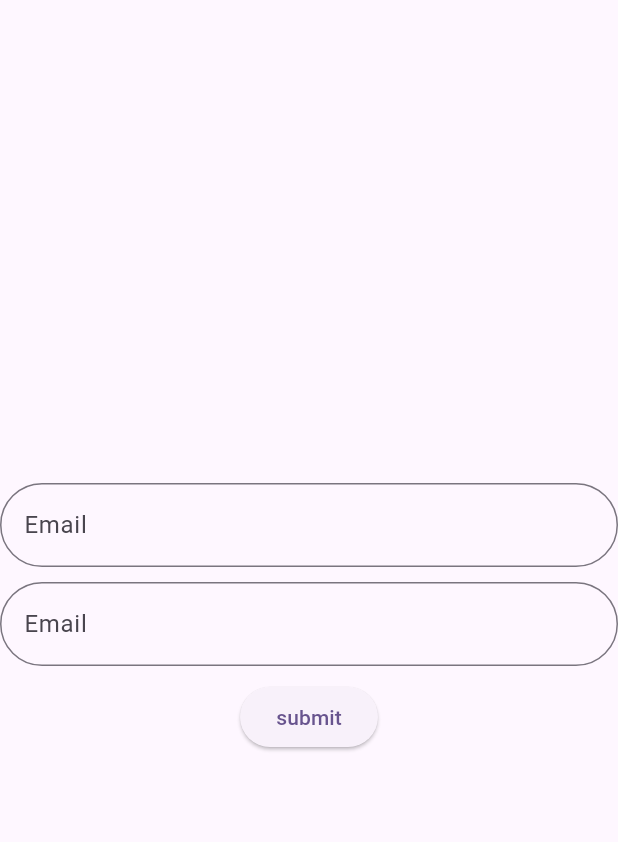
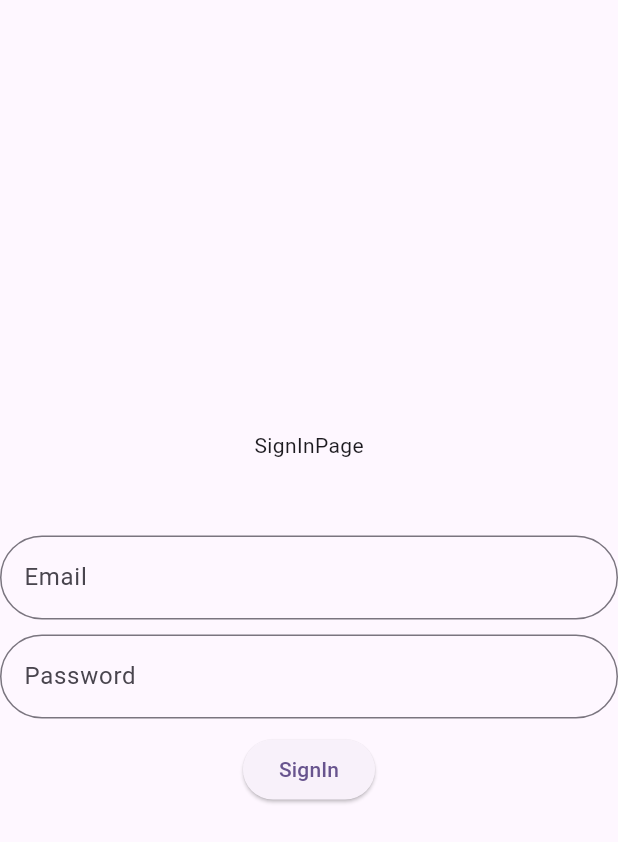
Before and after one commit to shanto929339/firebase_practice, a Flutter app: the SignInPage screen opened directly, on a phone screen of 412 x 824 dp. Shown: the top 842 px of the screen. Run offline on Flutter 3.47's test engine with Material 3 defaults, Android fonts, the phone set to English and light mode, and no system bars; our stand-ins replace firebase_auth, firebase_core, get; accounts and stored records are empty; network calls fail.

```diff
--- a/lib/View/Screnns/Auth/auth_sign_in.dart
+++ b/lib/View/Screnns/Auth/auth_sign_in.dart
@@ -1,5 +1,12 @@
 
+import 'package:firebase_auth/firebase_auth.dart';
+import 'package:firebase_practice/Services/FirebaseServices/firebase_services.dart';
+import 'package:firebase_practice/View/Screnns/Auth/auth_sign_up.dart';
 import 'package:flutter/material.dart';
+import 'package:get/get.dart';
+import 'package:get/get_core/src/get_main.dart';
+
+import '../HomePage/home_page.dart';
 
 class SignInPage extends StatefulWidget {
   const SignInPage({super.key});
@@ -10,7 +17,7 @@ class SignInPage extends StatefulWidget {
 
 class _SignInPageState extends State<SignInPage> {
 
-
+    final FirebasServices auth= FirebasServices();
   TextEditingController emailController=TextEditingController();
   TextEditingController passWordController=TextEditingController();
 
@@ -21,9 +28,16 @@ class _SignInPageState extends State<SignInPage> {
       body:Column(
         mainAxisAlignment: MainAxisAlignment.center,
         children: [
+
+          GestureDetector(
+              onTap: (){
+                Get.to(SignUpPage());
+              },
+              child: Text("SignInPage")),
+              SizedBox(height: 50.0,),
           TextField(
             controller:emailController,
-            decoration: InputDecoration(
+            decoration: const InputDecoration(
                 hintText:"Email",
                 border:OutlineInputBorder(
                   borderRadius:  BorderRadius.all(Radius.circular(30.0)),
@@ -31,24 +45,37 @@ class _SignInPageState extends State<SignInPage> {
                 )
             ),
           ),
-          SizedBox(height: 10.0,),
+          const SizedBox(height: 10.0,),
           TextField(
             controller:passWordController,
-            decoration: InputDecoration(
-                hintText:"Email",
+            decoration: const InputDecoration(
+                hintText:"Password",
                 border:OutlineInputBorder(
                   borderRadius:  BorderRadius.all(Radius.circular(30.0)),
 
                 )
             ),
           ),
-          SizedBox(height: 10.0,),
+          const SizedBox(height: 10.0,),
 
-          ElevatedButton(onPressed:(){print("Hi");}, child:Text("submit")),
+          ElevatedButton(onPressed:(){ signIn();}, child:const Text("SignIn")),
         ],
 
       ),
 
     );
   }
+
+          signIn() async {
+    String   email=emailController.text;
+    String  password=passWordController.text;
+    User? user= await auth.signInWithEmailAndPassWord(email, password);
+    if(user!=null){
+      print("Done");
+      Get.to(HomePage());
+    }
+    else{
+      print("try agin");
+    }
+  }
 }
--- a/lib/main.dart
+++ b/lib/main.dart
@@ -1,27 +1,56 @@
+import 'package:firebase_auth/firebase_auth.dart';
 import 'package:firebase_core/firebase_core.dart';
+import 'package:firebase_practice/View/Screnns/Auth/auth_sign_in.dart';
 import 'package:firebase_practice/View/Screnns/Auth/auth_sign_up.dart';
+import 'package:firebase_practice/View/Screnns/HomePage/home_page.dart';
 import 'package:flutter/material.dart';
+import 'package:get/get.dart';
 
 void main()async{
-  runApp(const MyApp());
   WidgetsFlutterBinding.ensureInitialized();
   await Firebase.initializeApp();
+  runApp(const MyApp());
+
 }
 
-class MyApp extends StatelessWidget {
+class MyApp extends StatefulWidget {
   const MyApp({super.key});
 
-  // This widget is the root of your application.
+  @override
+  State<MyApp> createState() => _MyAppState();
+}
+class _MyAppState extends State<MyApp> {
+
+  FirebaseAuth auth= FirebaseAuth.instance;
+  var isLogedIn=false;
+
+  cheakLogedIn()async{
+        auth. authStateChanges().listen((User?user) {
+
+          if(user != null && mounted){
+              print(user);
+               setState(() {
+                 isLogedIn=true;
+               });
+          }
+        });
+      }
+
+  @override
+  void initState() {
+    cheakLogedIn();
+    super.initState();
+  }
   @override
   Widget build(BuildContext context) {
-    return MaterialApp(
+    return GetMaterialApp(
       title: 'Flutter Demo',
       theme: ThemeData(
 
         colorScheme: ColorScheme.fromSeed(seedColor: Colors.deepPurple),
         useMaterial3: true,
       ),
-      home: SignUpPage(),
+      home:isLogedIn? HomePage():SignInPage(),
     );
   }
 }
```
Also changed, not shown: lib/Services/FirebaseServices/firebase_services.dart (+4 -3 lines), lib/View/Screnns/Auth/auth_sign_up.dart (+31 -7 lines), lib/View/Screnns/HomePage/home_page.dart (added, +37 -0 lines).
